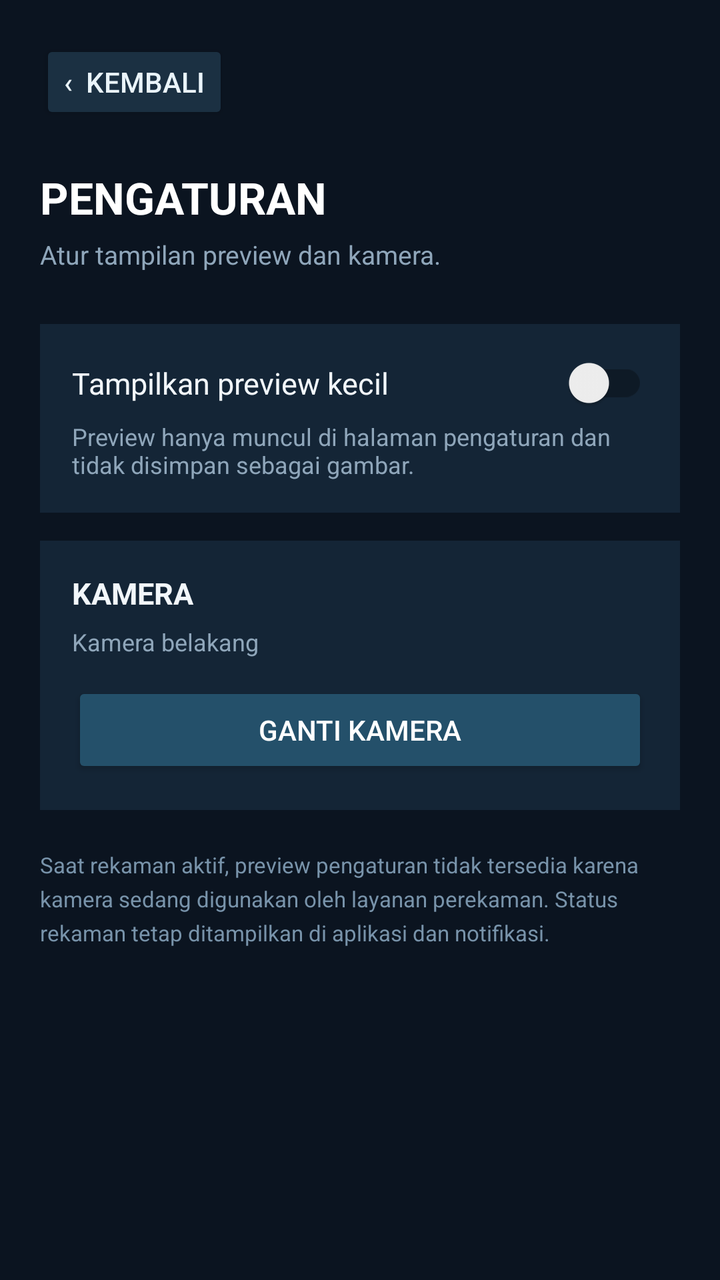
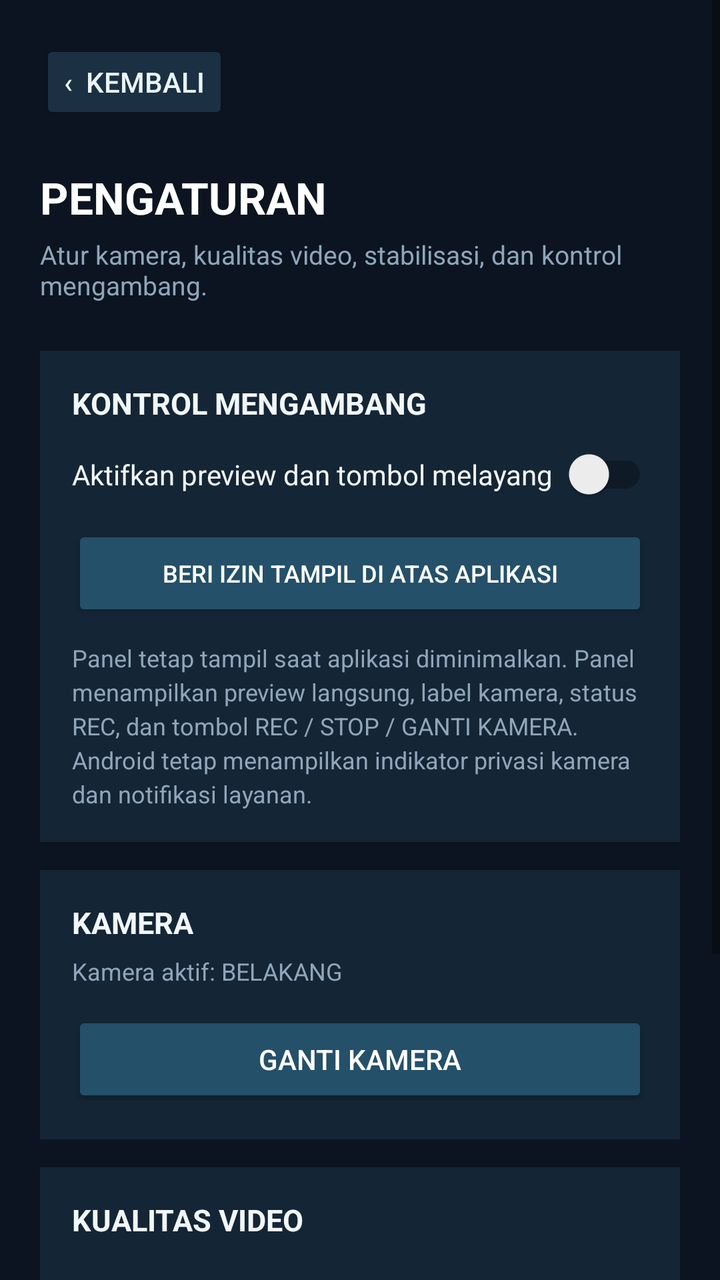

Screens rendered from an Android XML layout before and after an edit, with the pre-edit source and the edit as a unified diff.
<!-- AndroidManifest.xml: application theme AppTheme -->
<!-- res/layout/activity_settings.xml -->
<?xml version="1.0" encoding="utf-8"?>
<ScrollView xmlns:android="http://schemas.android.com/apk/res/android"
    xmlns:app="http://schemas.android.com/apk/res-auto"
    android:layout_width="match_parent"
    android:layout_height="match_parent"
    android:background="#0B1420"
    android:fillViewport="true">
    <LinearLayout
        android:layout_width="match_parent"
        android:layout_height="wrap_content"
        android:orientation="vertical"
        android:padding="20dp">
        <Button
            android:id="@+id/backButton"
            android:layout_width="wrap_content"
            android:layout_height="42dp"
            android:backgroundTint="#1B3042"
            android:text="‹  KEMBALI"
            android:textColor="#EAF4FA" />
        <TextView
            android:layout_width="match_parent"
            android:layout_height="wrap_content"
            android:layout_marginTop="22dp"
            android:text="PENGATURAN"
            android:textColor="#FFFFFF"
            android:textSize="22sp"
            android:textStyle="bold" />
        <TextView
            android:layout_width="match_parent"
            android:layout_height="wrap_content"
            android:layout_marginTop="5dp"
            android:text="Atur tampilan preview dan kamera."
            android:textColor="#8FA6BA"
            android:textSize="13sp" />
        <LinearLayout
            android:layout_width="match_parent"
            android:layout_height="wrap_content"
            android:layout_marginTop="26dp"
            android:background="#142536"
            android:orientation="vertical"
            android:padding="16dp">
            <androidx.appcompat.widget.SwitchCompat
                android:id="@+id/previewSwitch"
                android:layout_width="match_parent"
                android:layout_height="wrap_content"
                android:text="Tampilkan preview kecil"
                android:textColor="#F2F7FB"
                android:textSize="15sp"
                app:showText="false" />
            <TextView
                android:layout_width="match_parent"
                android:layout_height="wrap_content"
                android:layout_marginTop="5dp"
                android:text="Preview hanya muncul di halaman pengaturan dan tidak disimpan sebagai gambar."
                android:textColor="#8FA6BA"
                android:textSize="12sp" />
            <FrameLayout
                android:id="@+id/previewContainer"
                android:layout_width="match_parent"
                android:layout_height="132dp"
                android:layout_marginTop="14dp"
                android:background="#09131D"
                android:visibility="gone">
                <androidx.camera.view.PreviewView
                    android:id="@+id/settingsPreviewView"
                    android:layout_width="match_parent"
                    android:layout_height="match_parent"
                    app:implementationMode="compatible"
                    app:scaleType="fillCenter" />
                <TextView
                    android:id="@+id/previewStatusText"
                    android:layout_width="match_parent"
                    android:layout_height="match_parent"
                    android:gravity="center"
                    android:padding="12dp"
                    android:text="Preview kamera"
                    android:textColor="#C4D5E2"
                    android:textSize="12sp" />
            </FrameLayout>
        </LinearLayout>
        <LinearLayout
            android:layout_width="match_parent"
            android:layout_height="wrap_content"
            android:layout_marginTop="14dp"
            android:background="#142536"
            android:orientation="vertical"
            android:padding="16dp">
            <TextView
                android:layout_width="match_parent"
                android:layout_height="wrap_content"
                android:text="KAMERA"
                android:textColor="#F2F7FB"
                android:textSize="15sp"
                android:textStyle="bold" />
            <TextView
                android:id="@+id/cameraChoiceText"
                android:layout_width="match_parent"
                android:layout_height="wrap_content"
                android:layout_marginTop="6dp"
                android:text="Kamera belakang"
                android:textColor="#8FA6BA"
                android:textSize="12sp" />
            <Button
                android:id="@+id/switchCameraButton"
                android:layout_width="match_parent"
                android:layout_height="48dp"
                android:layout_marginTop="12dp"
                android:backgroundTint="#24506A"
                android:text="GANTI KAMERA"
                android:textColor="#FFFFFF" />
        </LinearLayout>
        <TextView
            android:layout_width="match_parent"
            android:layout_height="wrap_content"
            android:layout_marginTop="20dp"
            android:lineSpacingExtra="4dp"
            android:text="Saat rekaman aktif, preview pengaturan tidak tersedia karena kamera sedang digunakan oleh layanan perekaman. Status rekaman tetap ditampilkan di aplikasi dan notifikasi."
            android:textColor="#7893AA"
            android:textSize="11sp" />
    </LinearLayout>
</ScrollView>
<!-- resources referenced by this layout -->
<resources>
  <style name="AppTheme" parent="Theme.AppCompat.DayNight.NoActionBar">
          <item name="colorAccent">#64D8CB</item>
          <item name="android:statusBarColor">#101418</item>
          <item name="android:navigationBarColor">#101418</item>
          <item name="android:windowLightStatusBar">false</item>
      </style>
</resources>

<!-- the commit's change to res/layout/activity_settings.xml (unified diff, before → after) -->
@@ -1,6 +1,5 @@
 <?xml version="1.0" encoding="utf-8"?>
 <ScrollView xmlns:android="http://schemas.android.com/apk/res/android"
-    xmlns:app="http://schemas.android.com/apk/res-auto"
     android:layout_width="match_parent"
     android:layout_height="match_parent"
     android:background="#0B1420"
@@ -29,55 +28,51 @@
             android:layout_width="match_parent"
             android:layout_height="wrap_content"
             android:layout_marginTop="5dp"
-            android:text="Atur tampilan preview dan kamera."
+            android:text="Atur kamera, kualitas video, stabilisasi, dan kontrol mengambang."
             android:textColor="#8FA6BA"
             android:textSize="13sp" />
+
         <LinearLayout
             android:layout_width="match_parent"
             android:layout_height="wrap_content"
-            android:layout_marginTop="26dp"
+            android:layout_marginTop="24dp"
             android:background="#142536"
             android:orientation="vertical"
             android:padding="16dp">
-            <androidx.appcompat.widget.SwitchCompat
-                android:id="@+id/previewSwitch"
-                android:layout_width="match_parent"
-                android:layout_height="wrap_content"
-                android:text="Tampilkan preview kecil"
-                android:textColor="#F2F7FB"
-                android:textSize="15sp"
-                app:showText="false" />
             <TextView
                 android:layout_width="match_parent"
                 android:layout_height="wrap_content"
-                android:layout_marginTop="5dp"
-                android:text="Preview hanya muncul di halaman pengaturan dan tidak disimpan sebagai gambar."
+                android:text="KONTROL MENGAMBANG"
+                android:textColor="#F2F7FB"
+                android:textSize="15sp"
+                android:textStyle="bold" />
+            <androidx.appcompat.widget.SwitchCompat
+                android:id="@+id/floatingSwitch"
+                android:layout_width="match_parent"
+                android:layout_height="wrap_content"
+                android:layout_marginTop="12dp"
+                android:text="Aktifkan preview dan tombol melayang"
+                android:textColor="#F2F7FB"
+                android:textSize="14sp" />
+            <Button
+                android:id="@+id/overlayPermissionButton"
+                android:layout_width="match_parent"
+                android:layout_height="48dp"
+                android:layout_marginTop="12dp"
+                android:backgroundTint="#24506A"
+                android:text="BERI IZIN TAMPIL DI ATAS APLIKASI"
+                android:textColor="#FFFFFF"
+                android:textSize="12sp" />
+            <TextView
+                android:layout_width="match_parent"
+                android:layout_height="wrap_content"
+                android:layout_marginTop="10dp"
+                android:text="Panel tetap tampil saat aplikasi diminimalkan. Panel menampilkan preview langsung, label kamera, status REC, dan tombol REC / STOP / GANTI KAMERA. Android tetap menampilkan indikator privasi kamera dan notifikasi layanan."
                 android:textColor="#8FA6BA"
-                android:textSize="12sp" />
-            <FrameLayout
-                android:id="@+id/previewContainer"
-                android:layout_width="match_parent"
-                android:layout_height="132dp"
-                android:layout_marginTop="14dp"
-                android:background="#09131D"
-                android:visibility="gone">
-                <androidx.camera.view.PreviewView
-                    android:id="@+id/settingsPreviewView"
-                    android:layout_width="match_parent"
-                    android:layout_height="match_parent"
-                    app:implementationMode="compatible"
-                    app:scaleType="fillCenter" />
-                <TextView
-                    android:id="@+id/previewStatusText"
-                    android:layout_width="match_parent"
-                    android:layout_height="match_parent"
-                    android:gravity="center"
-                    android:padding="12dp"
-                    android:text="Preview kamera"
-                    android:textColor="#C4D5E2"
-                    android:textSize="12sp" />
-            </FrameLayout>
+                android:textSize="12sp"
+                android:lineSpacingExtra="3dp" />
         </LinearLayout>
+
         <LinearLayout
             android:layout_width="match_parent"
             android:layout_height="wrap_content"
@@ -97,7 +92,7 @@
                 android:layout_width="match_parent"
                 android:layout_height="wrap_content"
                 android:layout_marginTop="6dp"
-                android:text="Kamera belakang"
+                android:text="Kamera aktif: BELAKANG"
                 android:textColor="#8FA6BA"
                 android:textSize="12sp" />
             <Button
@@ -109,13 +104,50 @@
                 android:text="GANTI KAMERA"
                 android:textColor="#FFFFFF" />
         </LinearLayout>
+
+        <LinearLayout
+            android:layout_width="match_parent"
+            android:layout_height="wrap_content"
+            android:layout_marginTop="14dp"
+            android:background="#142536"
+            android:orientation="vertical"
+            android:padding="16dp">
+            <TextView
+                android:layout_width="match_parent"
+                android:layout_height="wrap_content"
+                android:text="KUALITAS VIDEO"
+                android:textColor="#F2F7FB"
+                android:textSize="15sp"
+                android:textStyle="bold" />
+            <Spinner
+                android:id="@+id/qualitySpinner"
+                android:layout_width="match_parent"
+                android:layout_height="48dp"
+                android:layout_marginTop="10dp"
+                android:backgroundTint="#FFFFFF" />
+            <TextView
+                android:layout_width="match_parent"
+                android:layout_height="wrap_content"
+                android:layout_marginTop="5dp"
+                android:text="Pilihan: 480p, 720p, 1080p, dan 4K. Kualitas akhir mengikuti dukungan kamera yang dipilih."
+                android:textColor="#8FA6BA"
+                android:textSize="12sp" />
+            <androidx.appcompat.widget.SwitchCompat
+                android:id="@+id/stabilizationSwitch"
+                android:layout_width="match_parent"
+                android:layout_height="wrap_content"
+                android:layout_marginTop="14dp"
+                android:text="Stabilisasi video (jika didukung)"
+                android:textColor="#F2F7FB"
+                android:textSize="14sp" />
+        </LinearLayout>
         <TextView
             android:layout_width="match_parent"
             android:layout_height="wrap_content"
             android:layout_marginTop="20dp"
-            android:lineSpacingExtra="4dp"
-            android:text="Saat rekaman aktif, preview pengaturan tidak tersedia karena kamera sedang digunakan oleh layanan perekaman. Status rekaman tetap ditampilkan di aplikasi dan notifikasi."
+            android:text="Catatan: kamera hanya dapat diganti saat rekaman berhenti. Pengaturan kualitas dan stabilisasi berlaku untuk rekaman berikutnya."
             android:textColor="#7893AA"
-            android:textSize="11sp" />
+            android:textSize="11sp"
+            android:lineSpacingExtra="4dp" />
     </LinearLayout>
 </ScrollView>
